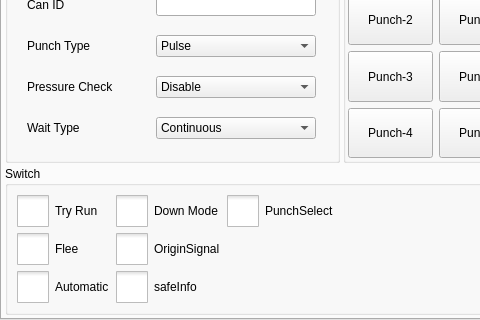
Above: hcsettings/icstructdefineframe.ui from GaussCheng/2-5AxisPunch before the change; both pictures show x 0 to 480 and y 115 to 435 of the 802 by 435 pixel window. Below: the same form after it.
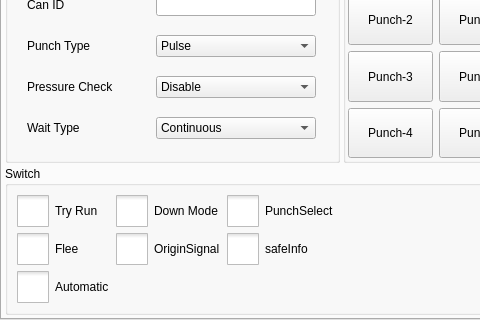
That is the form after the change. The open tabs and pages were chosen to show the change. Icons and pictures are not drawn. Custom widgets are drawn as their Qt base class.

Diff of the .ui file:
```diff
--- a/hcsettings/icstructdefineframe.ui
+++ b/hcsettings/icstructdefineframe.ui
@@ -1620,41 +1620,6 @@
             </property>
            </widget>
           </item>
-          <item row="3" column="1">
-           <widget class="QCheckBox" name="safeInfoBox">
-            <property name="focusPolicy">
-             <enum>Qt::NoFocus</enum>
-            </property>
-            <property name="styleSheet">
-             <string notr="true">::indicator {
-     width: 32px;
-     height: 32px;
- }
-
-::indicator:unchecked 
-{
-     image: url(:/resource/check_unchecked.png);
- }
-::indicator:checked 
-{
-     image: url(:/resource/check_checked.png);
- }
-
-::indicator:checked:disabled
-{
- image: url(:/resource/check_checked_disable.png);
-}
-
-::indicator:unchecked:disabled
-{
- image: url(:/resource/check_unchecked_disable.png);
-}</string>
-            </property>
-            <property name="text">
-             <string>safeInfo</string>
-            </property>
-           </widget>
-          </item>
           <item row="0" column="2">
            <widget class="QCheckBox" name="punchOutBox">
             <property name="focusPolicy">
@@ -1703,6 +1668,41 @@
             </property>
            </spacer>
           </item>
+          <item row="2" column="2">
+           <widget class="QCheckBox" name="safeInfoBox">
+            <property name="focusPolicy">
+             <enum>Qt::NoFocus</enum>
+            </property>
+            <property name="styleSheet">
+             <string notr="true">::indicator {
+     width: 32px;
+     height: 32px;
+ }
+
+::indicator:unchecked 
+{
+     image: url(:/resource/check_unchecked.png);
+ }
+::indicator:checked 
+{
+     image: url(:/resource/check_checked.png);
+ }
+
+::indicator:checked:disabled
+{
+ image: url(:/resource/check_checked_disable.png);
+}
+
+::indicator:unchecked:disabled
+{
+ image: url(:/resource/check_unchecked_disable.png);
+}</string>
+            </property>
+            <property name="text">
+             <string>safeInfo</string>
+            </property>
+           </widget>
+          </item>
          </layout>
         </widget>
        </item>
@@ -4632,16 +4632,16 @@
   </layout>
  </widget>
  <customwidgets>
-  <customwidget>
-   <class>ICComboBox</class>
-   <extends>QComboBox</extends>
-   <header>iccombobox.h</header>
-  </customwidget>
   <customwidget>
    <class>ICLineEditWithVirtualNumericKeypad</class>
    <extends>QLineEdit</extends>
    <header>iclineeditwithvirtualnumerickeypad.h</header>
   </customwidget>
+  <customwidget>
+   <class>ICComboBox</class>
+   <extends>QComboBox</extends>
+   <header>iccombobox.h</header>
+  </customwidget>
   <customwidget>
    <class>ICTabWidget</class>
    <extends>QTabWidget</extends>
```
